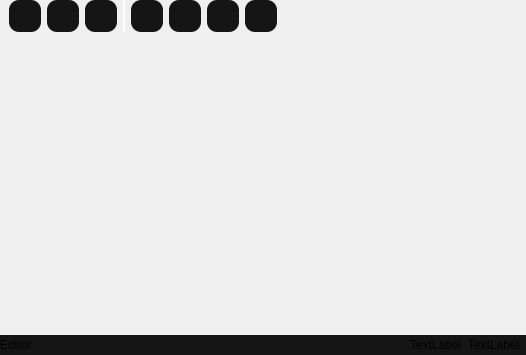
Old version of the form TilesetEditor/fragmenteditor.ui in the repository diegofps/tileset_editor.
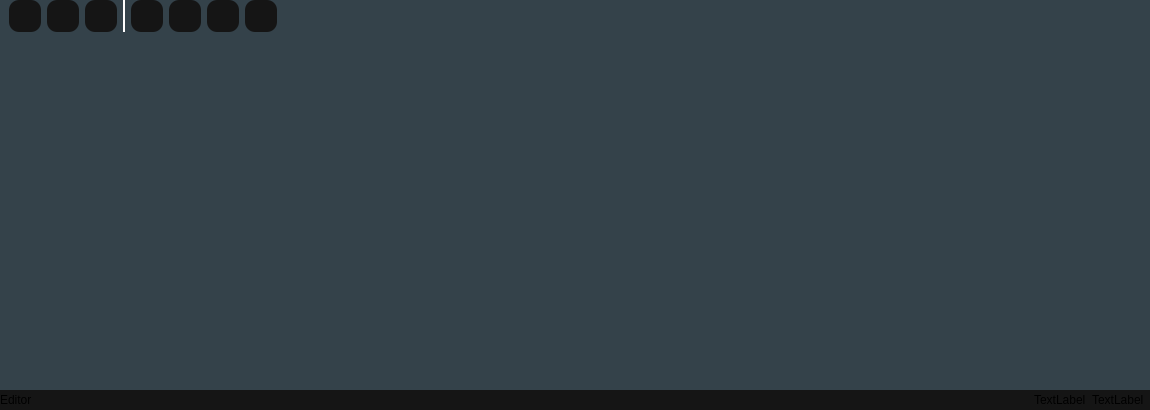
New version of the form. Icons and pictures are not drawn. Custom widgets are drawn as their Qt base class.

The edit to the form file:
```diff
--- a/TilesetEditor/fragmenteditor.ui
+++ b/TilesetEditor/fragmenteditor.ui
@@ -6,13 +6,40 @@
    <rect>
     <x>0</x>
     <y>0</y>
-    <width>526</width>
-    <height>355</height>
+    <width>1150</width>
+    <height>410</height>
    </rect>
   </property>
   <property name="windowTitle">
    <string>Form</string>
   </property>
+  <layout class="QVBoxLayout" name="verticalLayout_2">
+   <property name="leftMargin">
+    <number>0</number>
+   </property>
+   <property name="topMargin">
+    <number>0</number>
+   </property>
+   <property name="rightMargin">
+    <number>0</number>
+   </property>
+   <property name="bottomMargin">
+    <number>0</number>
+   </property>
+   <item>
+    <widget class="QFrame" name="frame_2">
+     <property name="styleSheet">
+      <string notr="true">background-color: rgb(52, 66, 74);</string>
+     </property>
+     <property name="frameShape">
+      <enum>QFrame::NoFrame</enum>
+     </property>
+     <property name="frameShadow">
+      <enum>QFrame::Plain</enum>
+     </property>
+     <property name="lineWidth">
+      <number>0</number>
+     </property>
   <layout class="QVBoxLayout" name="verticalLayout">
    <property name="leftMargin">
     <number>0</number>
@@ -464,6 +491,9 @@
       </item>
       <item>
        <widget class="WidgetColorPalette" name="widget" native="true"/>
+         </item>
+        </layout>
+       </widget>
       </item>
      </layout>
     </widget>
```
Lines whose indentation alone changed are shown as unchanged.
